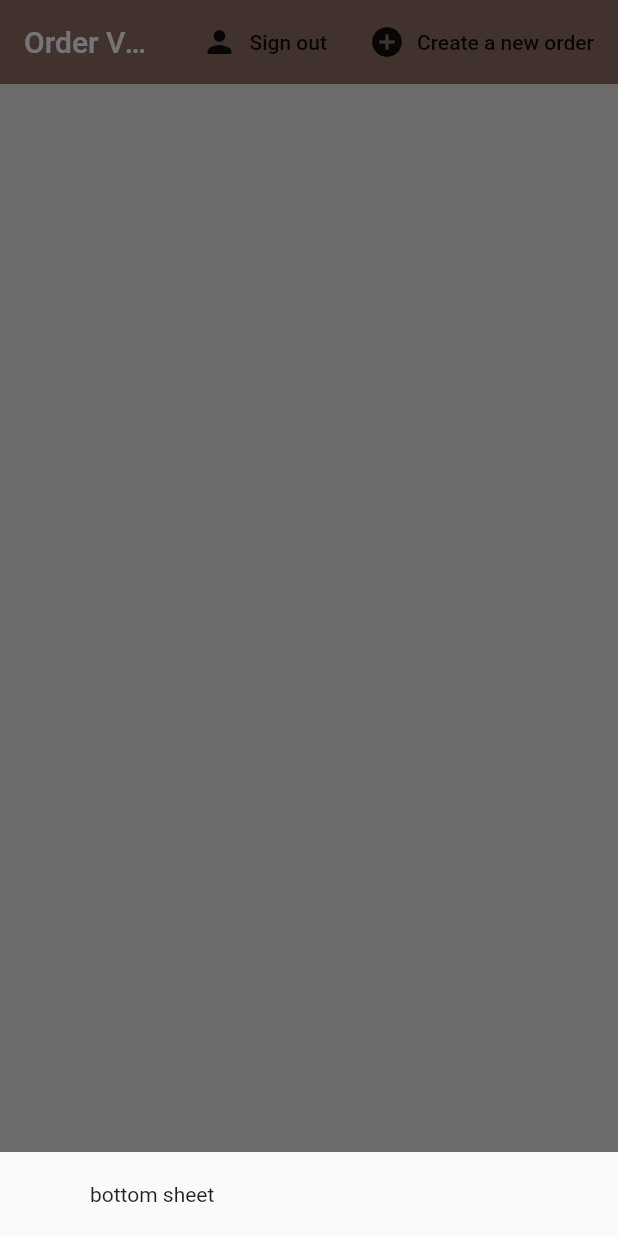
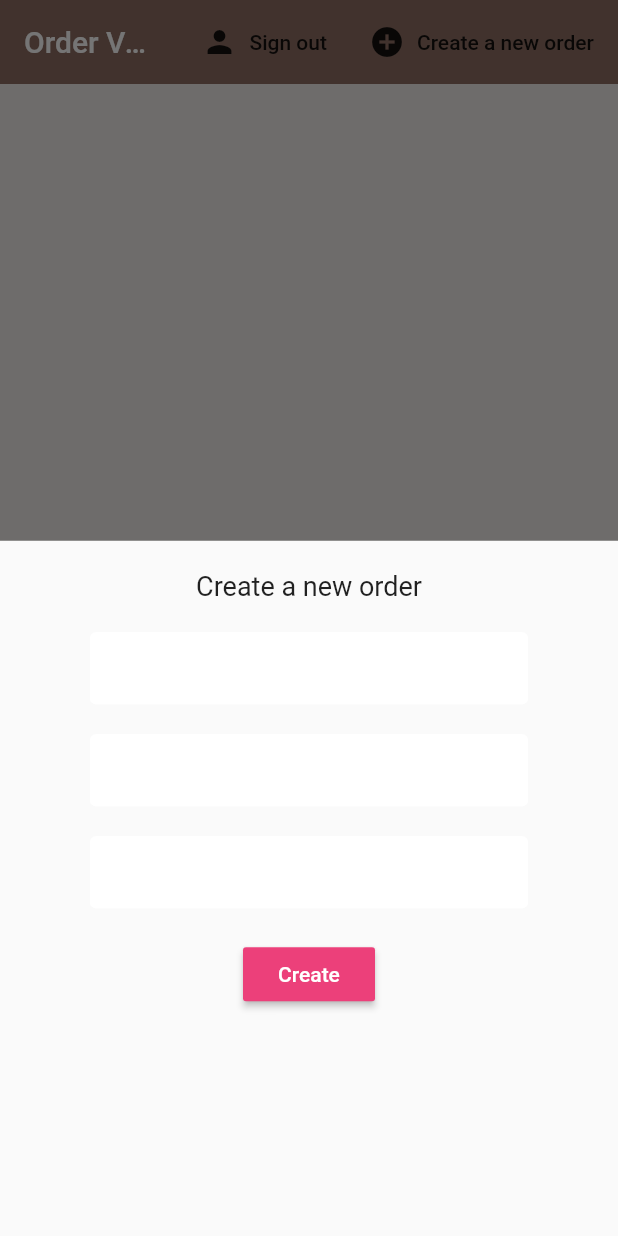
Before and after one commit to ahattangadi/order_vegetables, a Flutter app: the screen it shows once a user with an empty profile is signed in, after a tap on "Create a new order", on a phone screen of 412 x 824 dp. Run offline on Flutter 3.47's test engine with Material 2 defaults, Android fonts, the phone set to English and light mode, and no system bars; our stand-ins replace cloud_firestore, firebase_auth, flutter_spinkit; accounts and stored records are empty.

Commit message:
Added bottom sheet with form

```diff
--- a/lib/screens/home/home.dart
+++ b/lib/screens/home/home.dart
@@ -1,4 +1,5 @@
 import 'package:flutter/material.dart';
+import 'package:order_vegetables/screens/home/settings_form.dart';
 import 'package:order_vegetables/services/auth.dart';
 import 'package:order_vegetables/services/database.dart';
 import 'package:provider/provider.dart';
@@ -21,7 +22,7 @@ class _HomeState extends State<Home> {
           builder: (context) {
             return Container(
               padding: EdgeInsets.symmetric(vertical: 20.0, horizontal: 60.0),
-              child: Text('bottom sheet'),
+              child: SettingsForm(),
             );
           });
     }
--- a/lib/screens/home/settings_form.dart
+++ b/lib/screens/home/settings_form.dart
@@ -1,2 +1,70 @@
 import 'package:flutter/material.dart';
 import 'package:order_vegetables/shared/constants.dart';
+
+class SettingsForm extends StatefulWidget {
+  @override
+  _SettingsFormState createState() => _SettingsFormState();
+}
+
+class _SettingsFormState extends State<SettingsForm> {
+  final _formKey = GlobalKey<FormState>();
+
+  // form values
+  String _currentName;
+  String _currentOrder;
+  String _currentAddress;
+  @override
+  Widget build(BuildContext context) {
+    return Form(
+      key: _formKey,
+      child: Column(
+        children: <Widget>[
+          Text(
+            'Create a new order',
+            style: TextStyle(fontSize: 18.0),
+          ),
+          SizedBox(
+            height: 20.0,
+          ),
+          TextFormField(
+            decoration: textInputDecoration,
+            validator: (val) => val.isEmpty ? 'Please enter a name' : null,
+            onChanged: (val) => setState(() => _currentName = val),
+          ),
+          SizedBox(
+            height: 20.0,
+          ),
+          TextFormField(
+            decoration: textInputDecoration,
+            validator: (val) => val.isEmpty ? 'Please enter your order' : null,
+            onChanged: (val) => setState(() => _currentOrder = val),
+          ),
+          SizedBox(
+            height: 20.0,
+          ),
+          TextFormField(
+            decoration: textInputDecoration,
+            validator: (val) =>
+                val.isEmpty ? 'Please enter your address' : null,
+            onChanged: (val) => setState(() => _currentAddress = val),
+          ),
+          SizedBox(
+            height: 20.0,
+          ),
+          RaisedButton(
+            color: Colors.pink[400],
+            child: Text(
+              'Create',
+              style: TextStyle(color: Colors.white),
+            ),
+            onPressed: () async {
+              print(_currentName);
+              print(_currentAddress);
+              print(_currentOrder);
+            },
+          ),
+        ],
+      ),
+    );
+  }
+}
--- a/lib/services/database.dart
+++ b/lib/services/database.dart
@@ -1,4 +1,5 @@
 import 'package:cloud_firestore/cloud_firestore.dart';
+import 'package:order_vegetables/models/orders.dart';
 import 'package:order_vegetables/models/orders.dart';
 
 class DatabaseService {
```
